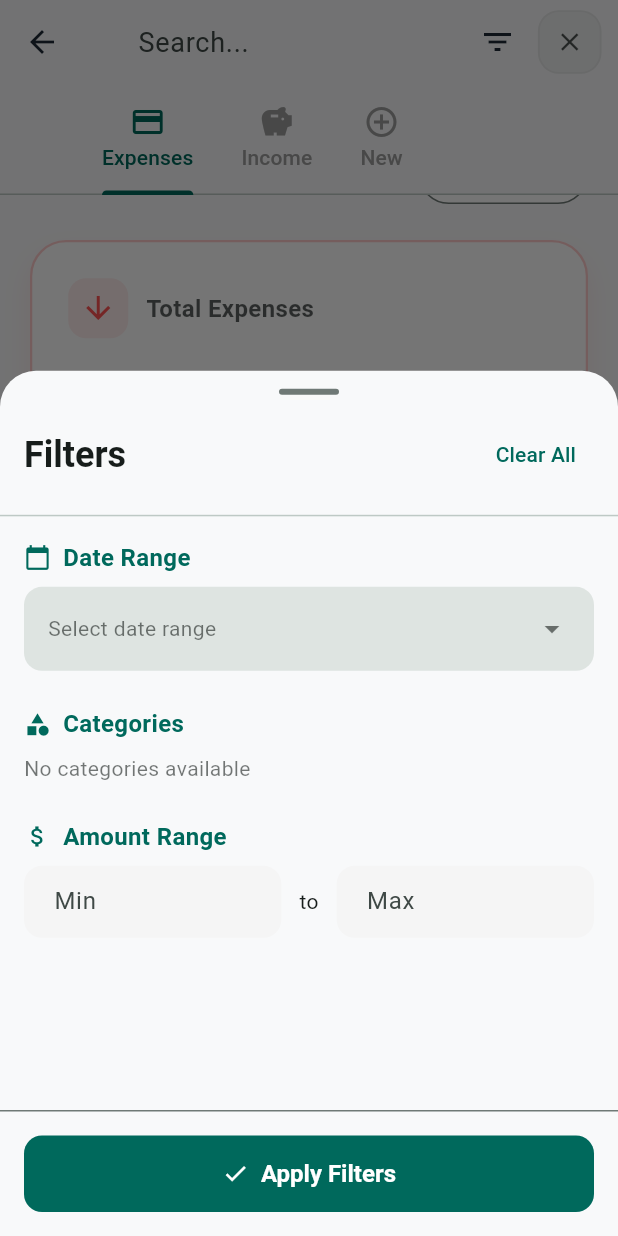
After one commit to Karthik8402/family_ledger, a Flutter app: the HomeScreen screen opened directly, scrolled down 80 dp, after a tap on the "search" icon, after a tap on the "filter list" icon, on a phone screen of 412 x 824 dp. The commit adds this screen. Run offline on Flutter 3.47's test engine with Material 3 defaults, Android fonts, the phone set to English and light mode, and no system bars; drawn by our look-alikes of flutter_animate; our stand-ins replace cloud_firestore, firebase_core, fl_chart, flutter_dotenv, flutter_slidable, google_sign_in; accounts and stored records are empty; generated files the repository leaves out were written again.

Commit message:
Add advanced search & filters with UI improvements
- Added FilterModel for date range, categories, amount range, member filters
- Created FilterSheet bottom sheet with beautiful filter UI
- Filter icon with badge now appears only in search mode
- Exiting search clears all filters
- Moved 'Add Tab' button from header to TabBar as '+ New' tab
- Replaced deprecated withOpacity with modern withValues
- Filter state persists across tab switches

```diff
--- /dev/null
+++ b/lib/models/filter_model.dart
@@ -0,0 +1,66 @@
+/// Filter model for advanced transaction filtering
+class FilterModel {
+  final DateTime? startDate;
+  final DateTime? endDate;
+  final List<String> categories;
+  final double? minAmount;
+  final double? maxAmount;
+  final List<String> memberIds;
+
+  const FilterModel({
+    this.startDate,
+    this.endDate,
+    this.categories = const [],
+    this.minAmount,
+    this.maxAmount,
+    this.memberIds = const [],
+  });
+
+  /// Check if any filter is active
+  bool get hasActiveFilters =>
+      startDate != null ||
+      endDate != null ||
+      categories.isNotEmpty ||
+      minAmount != null ||
+      maxAmount != null ||
+      memberIds.isNotEmpty;
+
+  /// Count of active filters
+  int get activeFilterCount {
+    int count = 0;
+    if (startDate != null || endDate != null) count++;
+    if (categories.isNotEmpty) count++;
+    if (minAmount != null || maxAmount != null) count++;
+    if (memberIds.isNotEmpty) count++;
+    return count;
+  }
+
+  /// Create a copy with updated fields
+  FilterModel copyWith({
+    DateTime? startDate,
+    DateTime? endDate,
+    List<String>? categories,
+    double? minAmount,
+    double? maxAmount,
+    List<String>? memberIds,
+    bool clearStartDate = false,
+    bool clearEndDate = false,
+    bool clearMinAmount = false,
+    bool clearMaxAmount = false,
+  }) {
+    return FilterModel(
+      startDate: clearStartDate ? null : (startDate ?? this.startDate),
+      endDate: clearEndDate ? null : (endDate ?? this.endDate),
+      categories: categories ?? this.categories,
+      minAmount: clearMinAmount ? null : (minAmount ?? this.minAmount),
+      maxAmount: clearMaxAmount ? null : (maxAmount ?? this.maxAmount),
+      memberIds: memberIds ?? this.memberIds,
+    );
+  }
+
+  /// Empty filter (no filters applied)
+  static const empty = FilterModel();
+
+  /// Clear all filters
+  FilterModel clear() => empty;
+}
--- a/lib/screens/home_screen.dart
+++ b/lib/screens/home_screen.dart
@@ -16,6 +16,8 @@ import '../widgets/home/transaction_item.dart';
 import '../widgets/home/stat_card.dart';
 import '../widgets/home/date_selector.dart';
 import '../utils/toast_utils.dart';
+import '../models/filter_model.dart';
+import '../widgets/filter_sheet.dart';
 
 class HomeScreen extends StatefulWidget {
   const HomeScreen({super.key});
@@ -39,6 +41,11 @@ class _HomeScreenState extends State<HomeScreen> with TickerProviderStateMixin {
   List<TrackingTab> _tabs = [];
   bool _isLoadingTabs = true;
 
+  // Advanced Filter State
+  FilterModel _advancedFilter = FilterModel.empty;
+  List<UserModel> _familyMembers = [];
+  List<TransactionModel> _allTransactions = [];
+
   @override
   void initState() {
     super.initState();
@@ -58,7 +65,33 @@ class _HomeScreenState extends State<HomeScreen> with TickerProviderStateMixin {
         user.email,
         user.photoUrl
       );
+
+      // Load family members for filter
+      final userProfile = await firestoreService.getUserProfile(user.id);
+      if (userProfile?.familyId != null && mounted) {
+        final members = await firestoreService.getFamilyMembers(userProfile!.familyId!);
+        setState(() => _familyMembers = members);
+      }
     }
+  }
+
+  void _showFilterSheet(List<TransactionModel> transactions) {
+    // Get unique categories from transactions
+    final categories = transactions
+        .map((t) => t.category)
+        .toSet()
+        .toList()
+      ..sort();
+
+    FilterSheet.show(
+      context: context,
+      currentFilter: _advancedFilter,
+      availableCategories: categories,
+      familyMembers: _familyMembers,
+      onApply: (filter) {
+        setState(() => _advancedFilter = filter);
+      },
+    );
   }
 
   @override
@@ -69,15 +102,23 @@ class _HomeScreenState extends State<HomeScreen> with TickerProviderStateMixin {
   }
 
   void _updateTabController(int newLength) {
-    if (_tabController == null || _tabController!.length != newLength) {
+    // Add 1 for the "+" add tab
+    final actualLength = newLength + 1;
+    if (_tabController == null || _tabController!.length != actualLength) {
       final oldIndex = _tabController?.index ?? 0;
       _tabController?.dispose();
       _tabController = TabController(
-        length: newLength,
+        length: actualLength,
         vsync: this,
-        initialIndex: oldIndex < newLength ? oldIndex : 0,
+        initialIndex: oldIndex < newLength ? oldIndex : 0, // Don't start on + tab
       );
       _tabController!.addListener(() {
+        // If user taps the "+" tab, show dialog and go back
+        if (_tabController!.index == actualLength - 1) {
+          // Go back to previous tab first
+          _tabController!.animateTo(oldIndex < newLength ? oldIndex : 0);
+          _showAddTabDialog();
+        }
         if (!_tabController!.indexIsChanging) setState(() {});
       });
     }
@@ -161,6 +202,14 @@ class _HomeScreenState extends State<HomeScreen> with TickerProviderStateMixin {
               // }
 
               final allTransactions = txnSnapshot.data ?? [];
+              // Store for filter sheet access
+              if (allTransactions.isNotEmpty && _allTransactions.isEmpty) {
+                WidgetsBinding.instance.addPostFrameCallback((_) {
+                  if (mounted) setState(() => _allTransactions = allTransactions);
+                });
+              } else if (allTransactions.length != _allTransactions.length) {
+                _allTransactions = allTransactions;
+              }
               final filteredTransactions = _filterTransactions(allTransactions);
 
               return TabBarView(
@@ -197,6 +246,9 @@ class _HomeScreenState extends State<HomeScreen> with TickerProviderStateMixin {
                     currentUserId,
                     tab,
                   )),
+
+                  // Placeholder for + tab (user never sees this as tapping + opens dialog)
+                  const SizedBox.shrink(),
                 ],
               );
             },
@@ -256,23 +308,49 @@ class _HomeScreenState extends State<HomeScreen> with TickerProviderStateMixin {
         unselectedLabelColor: Colors.grey,
         isScrollable: true, // Allow scrolling if many tabs
         tabs: [
-          const Tab(text: 'Expenses', icon: Icon(Icons.credit_card)), // Distinct icon for Expenses
-          const Tab(text: 'Income', icon: Icon(Icons.savings)), // Distinct icon for Income
+          const Tab(text: 'Expenses', icon: Icon(Icons.credit_card)),
+          const Tab(text: 'Income', icon: Icon(Icons.savings)),
           ...customTabs.map((tab) => Tab(
             text: tab.name,
             icon: const Icon(Icons.label_important_outline),
           )),
-          // Hidden tab for add button visually? No, add button in actions.
+          // Add Tab button as last tab
+          const Tab(icon: Icon(Icons.add_circle_outline), text: 'New'),
         ],
       ),
       actions: [
-        if (!_isSearching) ...[
-           IconButton(
-             icon: const Icon(Icons.playlist_add),
-             tooltip: 'Add Tracking Tab',
-             onPressed: _showAddTabDialog,
+
+        // Filter button - only visible in search mode
+        if (_isSearching) ...[
+           Stack(
+             children: [
+               IconButton(
+                 icon: const Icon(Icons.filter_list),
+                 tooltip: 'Filters',
+                 onPressed: () => _showFilterSheet(_allTransactions),
+               ),
+               if (_advancedFilter.hasActiveFilters)
+                 Positioned(
+                   right: 4,
+                   top: 4,
+                   child: Container(
+                     padding: const EdgeInsets.all(4),
+                     decoration: BoxDecoration(
+                       color: Theme.of(context).colorScheme.primary,
+                       shape: BoxShape.circle,
+                     ),
+                     child: Text(
+                       '${_advancedFilter.activeFilterCount}',
+                       style: const TextStyle(
+                         color: Colors.white,
+                         fontSize: 10,
+                         fontWeight: FontWeight.bold,
+                       ),
+                     ),
+                   ),
+                 ),
+             ],
            ),
-           // ... other actions ...
         ],
         // Existing Actions
         Padding(
@@ -286,6 +364,7 @@ class _HomeScreenState extends State<HomeScreen> with TickerProviderStateMixin {
                   _isSearching = false;
                   _searchQuery = '';
                   _searchController.clear();
+                  _advancedFilter = FilterModel.empty; // Clear filters when exiting search
                 } else {
                   _isSearching = true;
                 }
@@ -665,16 +744,48 @@ class _HomeScreenState extends State<HomeScreen> with TickerProviderStateMixin {
 
   List<TransactionModel> _filterTransactions(List<TransactionModel> all) {
      return all.where((t) {
+        // Basic date filter (month/year selector)
         final matchesDate = t.date.month == _selectedMonth && t.date.year == _selectedYear;
 
-        // Improved Search Logic
+        // Search Logic
         final query = _searchQuery.toLowerCase().trim();
         final matchesSearch = _searchQuery.isEmpty ||
                               t.category.toLowerCase().contains(query) ||
                               t.amount.toString().contains(query) ||
                               t.userName.toLowerCase().contains(query);
 
-        return matchesDate && matchesSearch;
+        // Advanced Filters
+        bool matchesAdvanced = true;
+
+        // Date range filter (overrides month/year if set)
+        if (_advancedFilter.startDate != null && _advancedFilter.endDate != null) {
+          final afterStart = !t.date.isBefore(_advancedFilter.startDate!);
+          final beforeEnd = !t.date.isAfter(_advancedFilter.endDate!.add(const Duration(days: 1)));
+          matchesAdvanced = matchesAdvanced && afterStart && beforeEnd;
+        }
+
+        // Category filter
+        if (_advancedFilter.categories.isNotEmpty) {
+          matchesAdvanced = matchesAdvanced && _advancedFilter.categories.contains(t.category);
+        }
+
+        // Amount range filter
+        if (_advancedFilter.minAmount != null) {
+          matchesAdvanced = matchesAdvanced && t.amount >= _advancedFilter.minAmount!;
+        }
+        if (_advancedFilter.maxAmount != null) {
+          matchesAdvanced = matchesAdvanced && t.amount <= _advancedFilter.maxAmount!;
+        }
+
+        // Member filter
+        if (_advancedFilter.memberIds.isNotEmpty) {
+          matchesAdvanced = matchesAdvanced && _advancedFilter.memberIds.contains(t.userId);
+        }
+
+        // If advanced date filter is set, ignore basic month/year filter
+        final useBasicDateFilter = _advancedFilter.startDate == null && _advancedFilter.endDate == null;
+
+        return (useBasicDateFilter ? matchesDate : true) && matchesSearch && matchesAdvanced;
      }).toList()
        ..sort((a, b) => b.date.compareTo(a.date)); // Sort by date descending
   }
--- /dev/null
+++ b/lib/widgets/filter_sheet.dart
@@ -0,0 +1,437 @@
+import 'package:flutter/material.dart';
+import 'package:intl/intl.dart';
+import '../models/filter_model.dart';
+import '../models/user_model.dart';
+
+/// Bottom sheet widget for advanced transaction filtering
+class FilterSheet extends StatefulWidget {
+  final FilterModel currentFilter;
+  final List<String> availableCategories;
+  final List<UserModel> familyMembers;
+  final Function(FilterModel) onApply;
+
+  const FilterSheet({
+    super.key,
+    required this.currentFilter,
+    required this.availableCategories,
+    required this.familyMembers,
+    required this.onApply,
+  });
+
+  /// Show the filter sheet as a modal bottom sheet
+  static Future<void> show({
+    required BuildContext context,
+    required FilterModel currentFilter,
+    required List<String> availableCategories,
+    required List<UserModel> familyMembers,
+    required Function(FilterModel) onApply,
+  }) {
+    return showModalBottomSheet(
+      context: context,
+      isScrollControlled: true,
+      backgroundColor: Colors.transparent,
+      builder: (context) => FilterSheet(
+        currentFilter: currentFilter,
+        availableCategories: availableCategories,
+        familyMembers: familyMembers,
+        onApply: onApply,
+      ),
+    );
+  }
+
+  @override
+  State<FilterSheet> createState() => _FilterSheetState();
+}
+
+class _FilterSheetState extends State<FilterSheet> {
+  late DateTime? _startDate;
+  late DateTime? _endDate;
+  late List<String> _selectedCategories;
+  late double? _minAmount;
+  late double? _maxAmount;
+  late List<String> _selectedMemberIds;
+
+  final _minAmountController = TextEditingController();
+  final _maxAmountController = TextEditingController();
+
+  @override
+  void initState() {
+    super.initState();
+    _startDate = widget.currentFilter.startDate;
+    _endDate = widget.currentFilter.endDate;
+    _selectedCategories = List.from(widget.currentFilter.categories);
+    _minAmount = widget.currentFilter.minAmount;
+    _maxAmount = widget.currentFilter.maxAmount;
+    _selectedMemberIds = List.from(widget.currentFilter.memberIds);
+
+    _minAmountController.text = _minAmount?.toString() ?? '';
+    _maxAmountController.text = _maxAmount?.toString() ?? '';
+  }
+
+  @override
+  void dispose() {
+    _minAmountController.dispose();
+    _maxAmountController.dispose();
+    super.dispose();
+  }
+
+  void _clearAllFilters() {
+    setState(() {
+      _startDate = null;
+      _endDate = null;
+      _selectedCategories = [];
+      _minAmount = null;
+      _maxAmount = null;
+      _selectedMemberIds = [];
+      _minAmountController.clear();
+      _maxAmountController.clear();
+    });
+  }
+
+  void _applyFilters() {
+    final filter = FilterModel(
+      startDate: _startDate,
+      endDate: _endDate,
+      categories: _selectedCategories,
+      minAmount: double.tryParse(_minAmountController.text),
+      maxAmount: double.tryParse(_maxAmountController.text),
+      memberIds: _selectedMemberIds,
+    );
+    widget.onApply(filter);
+    Navigator.pop(context);
+  }
+
+  Future<void> _selectDateRange() async {
+    final now = DateTime.now();
+    final picked = await showDateRangePicker(
+      context: context,
+      firstDate: DateTime(now.year - 5),
+      lastDate: now,
+      initialDateRange: _startDate != null && _endDate != null
+          ? DateTimeRange(start: _startDate!, end: _endDate!)
+          : null,
+      builder: (context, child) {
+        return Theme(
+          data: Theme.of(context).copyWith(
+            colorScheme: Theme.of(context).colorScheme.copyWith(
+              primary: Theme.of(context).colorScheme.primary,
+            ),
+          ),
+          child: child!,
+        );
+      },
+    );
+
+    if (picked != null) {
+      setState(() {
+        _startDate = picked.start;
+        _endDate = picked.end;
+      });
+    }
+  }
+
+  @override
+  Widget build(BuildContext context) {
+    final theme = Theme.of(context);
+
+    return Container(
+      decoration: BoxDecoration(
+        color: theme.scaffoldBackgroundColor,
+        borderRadius: const BorderRadius.vertical(top: Radius.circular(24)),
+      ),
+      child: DraggableScrollableSheet(
+        initialChildSize: 0.7,
+        minChildSize: 0.5,
+        maxChildSize: 0.95,
+        expand: false,
+        builder: (context, scrollController) {
+          return Column(
+            children: [
+              // Handle bar
+              Container(
+                margin: const EdgeInsets.only(top: 12),
+                width: 40,
+                height: 4,
+                decoration: BoxDecoration(
+                  color: theme.dividerColor,
+                  borderRadius: BorderRadius.circular(2),
+                ),
+              ),
+
+              // Header
+              Padding(
+                padding: const EdgeInsets.all(16),
+                child: Row(
+                  mainAxisAlignment: MainAxisAlignment.spaceBetween,
+                  children: [
+                    Text(
+                      'Filters',
+                      style: theme.textTheme.headlineSmall?.copyWith(
+                        fontWeight: FontWeight.bold,
+                      ),
+                    ),
+                    TextButton(
+                      onPressed: _clearAllFilters,
+                      child: const Text('Clear All'),
+                    ),
+                  ],
+                ),
+              ),
+
+              const Divider(height: 1),
+
+              // Filter content
+              Expanded(
+                child: ListView(
+                  controller: scrollController,
+                  padding: const EdgeInsets.all(16),
+                  children: [
+                    // Date Range Section
+                    _buildSectionTitle('Date Range', Icons.calendar_today),
+                    const SizedBox(height: 8),
+                    _buildDateRangeSelector(theme),
+                    const SizedBox(height: 24),
+
+                    // Categories Section
+                    _buildSectionTitle('Categories', Icons.category),
+                    const SizedBox(height: 8),
+                    _buildCategoryChips(theme),
+                    const SizedBox(height: 24),
+
+                    // Amount Range Section
+                    _buildSectionTitle('Amount Range', Icons.attach_money),
+                    const SizedBox(height: 8),
+                    _buildAmountRangeInputs(theme),
+                    const SizedBox(height: 24),
+
+                    // Members Section
+                    if (widget.familyMembers.length > 1) ...[
+                      _buildSectionTitle('Members', Icons.people),
+                      const SizedBox(height: 8),
+                      _buildMemberChips(theme),
+                      const SizedBox(height: 24),
+                    ],
+                  ],
+                ),
+              ),
+
+              // Apply Button
+              Container(
+                padding: const EdgeInsets.all(16),
+                decoration: BoxDecoration(
+                  color: theme.scaffoldBackgroundColor,
+                  border: Border(
+                    top: BorderSide(color: theme.dividerColor),
+                  ),
+                ),
+                child: SafeArea(
+                  child: SizedBox(
+                    width: double.infinity,
+                    child: FilledButton.icon(
+                      onPressed: _applyFilters,
+                      icon: const Icon(Icons.check),
+                      label: const Text('Apply Filters'),
+                      style: FilledButton.styleFrom(
+                        padding: const EdgeInsets.symmetric(vertical: 16),
+                        shape: RoundedRectangleBorder(
+                          borderRadius: BorderRadius.circular(12),
+                        ),
+                      ),
+                    ),
+                  ),
+                ),
+              ),
+            ],
+          );
+        },
+      ),
+    );
+  }
+
+  Widget _buildSectionTitle(String title, IconData icon) {
+    return Row(
+      children: [
+        Icon(icon, size: 18, color: Theme.of(context).colorScheme.primary),
+        const SizedBox(width: 8),
+        Text(
+          title,
+          style: TextStyle(
+            fontSize: 16,
+            fontWeight: FontWeight.w600,
+            color: Theme.of(context).colorScheme.primary,
+          ),
+        ),
+      ],
+    );
+  }
+
+  Widget _buildDateRangeSelector(ThemeData theme) {
+    final dateFormat = DateFormat('MMM d, yyyy');
+    final hasDateRange = _startDate != null && _endDate != null;
+
+    return InkWell(
+      onTap: _selectDateRange,
+      borderRadius: BorderRadius.circular(12),
+      child: Container(
+        padding: const EdgeInsets.all(16),
+        decoration: BoxDecoration(
+          color: hasDateRange
+              ? theme.colorScheme.primaryContainer.withValues(alpha: 0.3)
+              : theme.colorScheme.surfaceContainerHighest,
+          borderRadius: BorderRadius.circular(12),
+          border: hasDateRange
+              ? Border.all(
+                  color: theme.colorScheme.primary.withValues(alpha: 0.5),
+                )
+              : null,
+        ),
+        child: Row(
+          children: [
+            Expanded(
+              child: Text(
+                hasDateRange
+                    ? '${dateFormat.format(_startDate!)} - ${dateFormat.format(_endDate!)}'
+                    : 'Select date range',
+                style: TextStyle(
+                  color: hasDateRange
+                      ? theme.colorScheme.onSurface
+                      : theme.colorScheme.onSurface.withValues(alpha: 0.6),
+                ),
+              ),
+            ),
+            if (hasDateRange)
+              IconButton(
+                icon: const Icon(Icons.clear, size: 20),
+                onPressed: () => setState(() {
+                  _startDate = null;
+                  _endDate = null;
+                }),
+                visualDensity: VisualDensity.compact,
+              )
+            else
+              Icon(
+                Icons.arrow_drop_down,
+                color: theme.colorScheme.onSurface.withValues(alpha: 0.6),
+              ),
+          ],
+        ),
+      ),
+    );
+  }
+
+  Widget _buildCategoryChips(ThemeData theme) {
+    if (widget.availableCategories.isEmpty) {
+      return Text(
+        'No categories available',
+        style: TextStyle(
+          color: theme.colorScheme.onSurface.withValues(alpha: 0.6),
+        ),
+      );
+    }
+
+    return Wrap(
+      spacing: 8,
+      runSpacing: 8,
+      children: widget.availableCategories.map((category) {
+        final isSelected = _selectedCategories.contains(category);
+        return FilterChip(
+          label: Text(category),
+          selected: isSelected,
+          onSelected: (selected) {
+            setState(() {
+              if (selected) {
+                _selectedCategories.add(category);
+              } else {
+                _selectedCategories.remove(category);
+              }
+            });
+          },
+          selectedColor: theme.colorScheme.primaryContainer,
+          checkmarkColor: theme.colorScheme.primary,
+          shape: RoundedRectangleBorder(
+            borderRadius: BorderRadius.circular(20),
+          ),
+        );
+      }).toList(),
+    );
+  }
+
+  Widget _buildAmountRangeInputs(ThemeData theme) {
+    return Row(
+      children: [
+        Expanded(
+          child: TextField(
+            controller: _minAmountController,
+            keyboardType: const TextInputType.numberWithOptions(decimal: true),
+            decoration: InputDecoration(
+              labelText: 'Min',
+              prefixText: '₹ ',
+              border: OutlineInputBorder(
+                borderRadius: BorderRadius.circular(12),
+              ),
+              contentPadding: const EdgeInsets.symmetric(horizontal: 16, vertical: 12),
+            ),
+          ),
+        ),
+        const Padding(
+          padding: EdgeInsets.symmetric(horizontal: 12),
+          child: Text('to'),
+        ),
+        Expanded(
+          child: TextField(
+            controller: _maxAmountController,
+            keyboardType: const TextInputType.numberWithOptions(decimal: true),
+            decoration: InputDecoration(
+              labelText: 'Max',
+              prefixText: '₹ ',
+              border: OutlineInputBorder(
+                borderRadius: BorderRadius.circular(12),
+              ),
+              contentPadding: const EdgeInsets.symmetric(horizontal: 16, vertical: 12),
+            ),
+          ),
+        ),
+      ],
+    );
+  }
+
+  Widget _buildMemberChips(ThemeData theme) {
+    return Wrap(
+      spacing: 8,
+      runSpacing: 8,
+      children: widget.familyMembers.map((member) {
+        final isSelected = _selectedMemberIds.contains(member.id);
+        return FilterChip(
+          avatar: member.photoUrl != null
+              ? CircleAvatar(
+                  backgroundImage: NetworkImage(member.photoUrl!),
+                  radius: 12,
+                )
+              : CircleAvatar(
+                  radius: 12,
+                  child: Text(
+                    member.name.isNotEmpty ? member.name[0].toUpperCase() : '?',
+                    style: const TextStyle(fontSize: 10),
+                  ),
+                ),
+          label: Text(member.name.split(' ').first),
+          selected: isSelected,
+          onSelected: (selected) {
+            setState(() {
+              if (selected) {
+                _selectedMemberIds.add(member.id);
+              } else {
+                _selectedMemberIds.remove(member.id);
+              }
+            });
+          },
+          selectedColor: theme.colorScheme.primaryContainer,
+          checkmarkColor: theme.colorScheme.primary,
+          shape: RoundedRectangleBorder(
+            borderRadius: BorderRadius.circular(20),
+          ),
+        );
+      }).toList(),
+    );
+  }
+}
```
